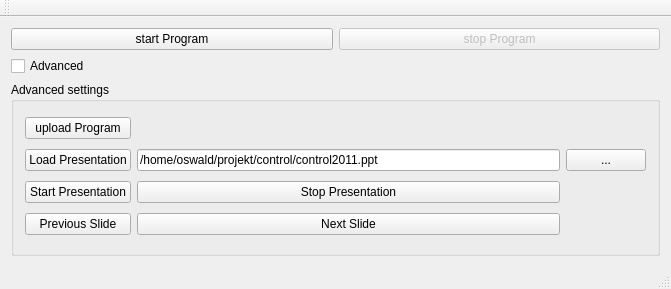
First picture: the form in src/Control2012/maingui.ui, repository yoshi5534/schorsch-the-robot, before the edit.
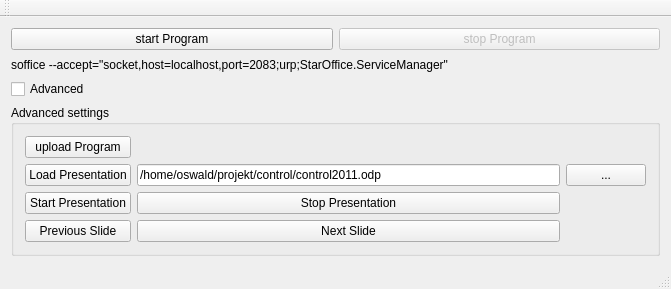
Second picture: the form after the edit.

Commit message: Meishi-GateControl is disabled, Robot is running (Control2012)

What changed in the file:
```diff
--- a/src/Control2012/maingui.ui
+++ b/src/Control2012/maingui.ui
@@ -14,7 +14,11 @@
    <string>Control 2012 - Die Gui für Blöde</string>
   </property>
   <widget class="QWidget" name="centralWidget">
-   <layout class="QGridLayout" name="gridLayout">
+   <layout class="QVBoxLayout" name="verticalLayout_3">
+    <item>
+     <layout class="QVBoxLayout" name="verticalLayout_2">
+      <item>
+       <layout class="QGridLayout" name="gridLayout_3">
     <item row="0" column="0">
      <widget class="QPushButton" name="startProgram">
       <property name="text">
@@ -32,14 +36,25 @@
       </property>
      </widget>
     </item>
-    <item row="1" column="0">
+       </layout>
+      </item>
+      <item>
+       <widget class="QLabel" name="label">
+        <property name="text">
+         <string>soffice --accept=&quot;socket,host=localhost,port=2083;urp;StarOffice.ServiceManager&quot;</string>
+        </property>
+       </widget>
+      </item>
+     </layout>
+    </item>
+    <item>
      <widget class="QCheckBox" name="checkBoxAdvanced">
       <property name="text">
        <string>Advanced</string>
       </property>
      </widget>
     </item>
-    <item row="2" column="0" colspan="2">
+    <item>
      <widget class="QGroupBox" name="groupBoxAdvanced">
       <property name="enabled">
        <bool>true</bool>
@@ -61,7 +76,7 @@
        <item row="1" column="1">
         <widget class="QLineEdit" name="selectedPresentation">
          <property name="text">
-          <string>/home/oswald/projekt/control/control2011.ppt</string>
+          <string>/home/oswald/projekt/control/control2011.odp</string>
          </property>
         </widget>
        </item>
```
Lines whose indentation alone changed are shown as unchanged. The commit also changes 5 other files.
